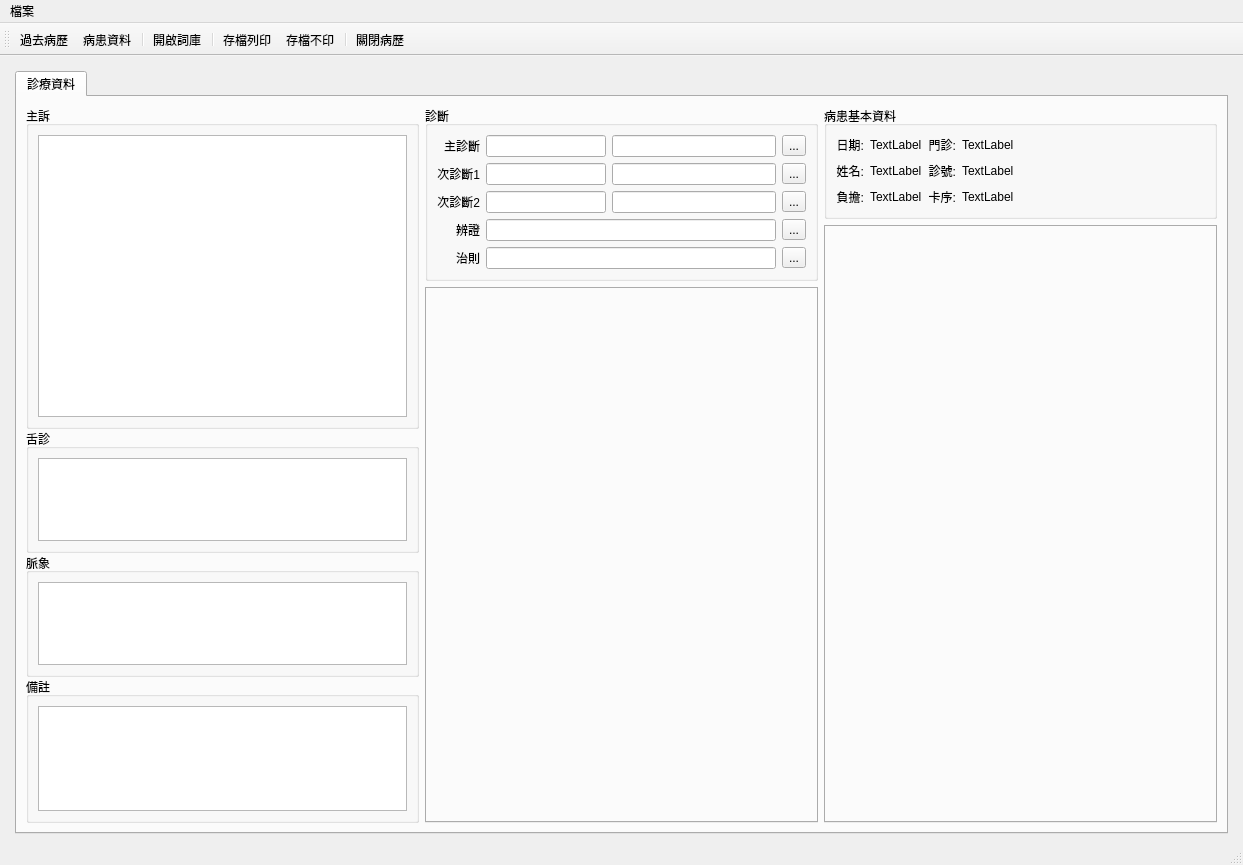
Before: the Qt Designer form ui/medical_record.ui in picacat/pyMedical, drawn with Qt 5.
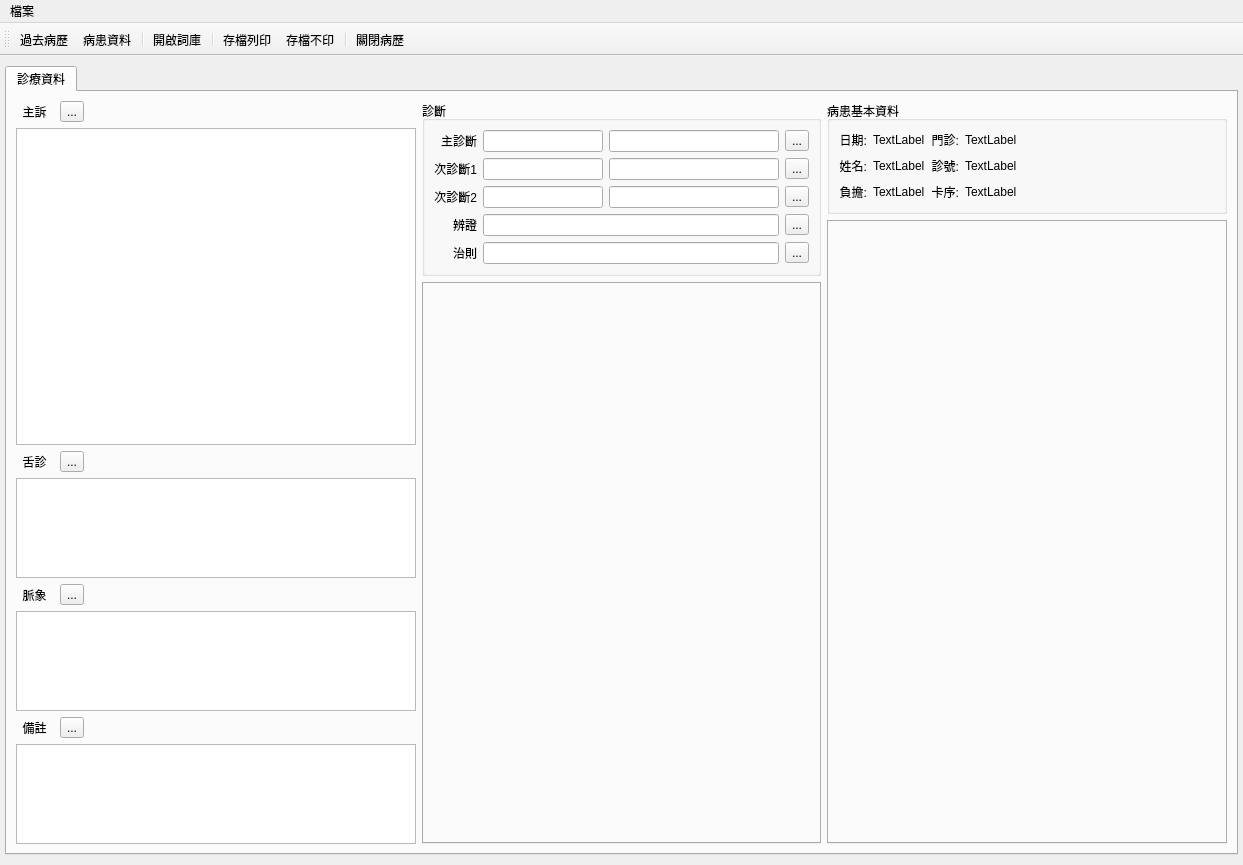
After: the same form once the commit is applied. Icons and pictures are not drawn.

Diff of the .ui file:
```diff
--- a/ui/medical_record.ui
+++ b/ui/medical_record.ui
@@ -14,19 +14,20 @@
    <string>病歷內容</string>
   </property>
   <widget class="QWidget" name="centralwidget">
-   <layout class="QVBoxLayout" name="verticalLayout_13">
-    <item>
-     <layout class="QGridLayout" name="gridLayout">
+   <layout class="QVBoxLayout" name="verticalLayout_5">
       <property name="leftMargin">
-       <number>6</number>
+     <number>5</number>
       </property>
       <property name="topMargin">
-       <number>6</number>
+     <number>10</number>
       </property>
       <property name="rightMargin">
-       <number>6</number>
-      </property>
-      <item row="0" column="0">
+     <number>5</number>
+    </property>
+    <property name="bottomMargin">
+     <number>10</number>
+    </property>
+    <item>
        <widget class="QTabWidget" name="tabWidget_medical">
         <property name="currentIndex">
          <number>0</number>
@@ -39,41 +40,42 @@
           <item>
            <layout class="QHBoxLayout" name="horizontalLayout_2">
             <item>
-             <widget class="QFrame" name="verticalFrame_diagnostic">
-              <property name="sizePolicy">
-               <sizepolicy hsizetype="Expanding" vsizetype="Preferred">
-                <horstretch>0</horstretch>
-                <verstretch>0</verstretch>
-               </sizepolicy>
-              </property>
-              <layout class="QVBoxLayout" name="verticalLayout_2">
-               <property name="spacing">
-                <number>0</number>
-               </property>
-               <property name="leftMargin">
-                <number>0</number>
-               </property>
-               <property name="topMargin">
-                <number>0</number>
-               </property>
-               <property name="rightMargin">
-                <number>0</number>
-               </property>
-               <property name="bottomMargin">
-                <number>0</number>
-               </property>
+           <layout class="QVBoxLayout" name="verticalLayout_8">
+            <item>
+             <layout class="QHBoxLayout" name="horizontalLayout_6">
+              <item>
+               <widget class="QLabel" name="label_8">
+                <property name="text">
+                 <string>  主訴  </string>
+                </property>
+               </widget>
+              </item>
+              <item>
+               <widget class="QToolButton" name="toolButton_symptom">
+                <property name="text">
+                 <string>...</string>
+                </property>
+                <property name="icon">
+                 <iconset>
+                  <normaloff>../icons/help-contents.svg</normaloff>../icons/help-contents.svg</iconset>
+                </property>
+               </widget>
+              </item>
                <item>
-                <widget class="QGroupBox" name="groupBox_symptom">
-                 <property name="title">
-                  <string>主訴</string>
-                 </property>
-                 <property name="checkable">
-                  <bool>false</bool>
-                 </property>
-                 <property name="checked">
-                  <bool>false</bool>
-                 </property>
-                 <layout class="QHBoxLayout" name="horizontalLayout_3">
+               <spacer name="horizontalSpacer_2">
+                <property name="orientation">
+                 <enum>Qt::Horizontal</enum>
+                </property>
+                <property name="sizeHint" stdset="0">
+                 <size>
+                  <width>40</width>
+                  <height>20</height>
+                 </size>
+                </property>
+               </spacer>
+              </item>
+             </layout>
+            </item>
                   <item>
                    <widget class="QTextEdit" name="textEdit_symptom">
                     <property name="autoFillBackground">
@@ -81,104 +83,203 @@
                     </property>
                    </widget>
                   </item>
-                 </layout>
+            <item>
+             <layout class="QHBoxLayout" name="horizontalLayout_3">
+              <item>
+               <widget class="QLabel" name="label_10">
+                <property name="text">
+                 <string>  舌診  </string>
+                </property>
                 </widget>
                </item>
                <item>
-                <widget class="QGroupBox" name="groupBox_tongue">
-                 <property name="maximumSize">
-                  <size>
-                   <width>16777215</width>
-                   <height>124</height>
-                  </size>
-                 </property>
-                 <property name="title">
-                  <string>舌診</string>
-                 </property>
-                 <layout class="QVBoxLayout" name="verticalLayout_8">
+               <widget class="QToolButton" name="toolButton_tongue">
+                <property name="text">
+                 <string>...</string>
+                </property>
+                <property name="icon">
+                 <iconset>
+                  <normaloff>../icons/help-contents.svg</normaloff>../icons/help-contents.svg</iconset>
+                </property>
+               </widget>
+              </item>
                   <item>
-                   <widget class="QTextEdit" name="textEdit_tongue"/>
-                  </item>
-                 </layout>
-                </widget>
+               <spacer name="horizontalSpacer_5">
+                <property name="orientation">
+                 <enum>Qt::Horizontal</enum>
+                </property>
+                <property name="sizeHint" stdset="0">
+                 <size>
+                  <width>40</width>
+                  <height>20</height>
+                 </size>
+                </property>
+               </spacer>
+              </item>
+             </layout>
                </item>
                <item>
-                <widget class="QGroupBox" name="groupBox_pulse">
+             <widget class="QTextEdit" name="textEdit_tongue">
                  <property name="maximumSize">
                   <size>
                    <width>16777215</width>
-                   <height>124</height>
-                  </size>
-                 </property>
-                 <property name="title">
-                  <string>脈象</string>
-                 </property>
-                 <layout class="QVBoxLayout" name="verticalLayout_9">
+                <height>100</height>
+               </size>
+              </property>
+             </widget>
+            </item>
+            <item>
+             <layout class="QHBoxLayout" name="horizontalLayout_4">
+              <item>
+               <widget class="QLabel" name="label_13">
+                <property name="text">
+                 <string>  脈象  </string>
+                </property>
+               </widget>
+              </item>
                   <item>
-                   <widget class="QTextEdit" name="textEdit_pulse"/>
-                  </item>
-                 </layout>
-                </widget>
+               <widget class="QToolButton" name="toolButton_pulse">
+                <property name="text">
+                 <string>...</string>
+                </property>
+                <property name="icon">
+                 <iconset>
+                  <normaloff>../icons/help-contents.svg</normaloff>../icons/help-contents.svg</iconset>
+                </property>
+               </widget>
+              </item>
+              <item>
+               <spacer name="horizontalSpacer_6">
+                <property name="orientation">
+                 <enum>Qt::Horizontal</enum>
+                </property>
+                <property name="sizeHint" stdset="0">
+                 <size>
+                  <width>40</width>
+                  <height>20</height>
+                 </size>
+                </property>
+               </spacer>
+              </item>
+             </layout>
                </item>
                <item>
-                <widget class="QGroupBox" name="groupBox_remark">
+             <widget class="QTextEdit" name="textEdit_pulse">
                  <property name="maximumSize">
                   <size>
                    <width>16777215</width>
-                   <height>146</height>
-                  </size>
-                 </property>
-                 <property name="title">
-                  <string>備註</string>
-                 </property>
-                 <layout class="QVBoxLayout" name="verticalLayout_10">
-                  <item>
-                   <widget class="QTextEdit" name="textEdit_remark"/>
-                  </item>
-                 </layout>
-                </widget>
-               </item>
-              </layout>
+                <height>100</height>
+               </size>
+              </property>
+             </widget>
+            </item>
+            <item>
+             <layout class="QHBoxLayout" name="horizontalLayout_5">
+              <item>
+               <widget class="QLabel" name="label_14">
+                <property name="text">
+                 <string>  備註  </string>
+                </property>
+               </widget>
+              </item>
+              <item>
+               <widget class="QToolButton" name="toolButton_remark">
+                <property name="text">
+                 <string>...</string>
+                </property>
+                <property name="icon">
+                 <iconset>
+                  <normaloff>../icons/help-contents.svg</normaloff>../icons/help-contents.svg</iconset>
+                </property>
              </widget>
             </item>
             <item>
-             <widget class="QFrame" name="verticalFrame_prescript">
-              <property name="sizePolicy">
-               <sizepolicy hsizetype="Expanding" vsizetype="Preferred">
-                <horstretch>0</horstretch>
-                <verstretch>0</verstretch>
-               </sizepolicy>
-              </property>
+               <spacer name="horizontalSpacer_7">
+                <property name="orientation">
+                 <enum>Qt::Horizontal</enum>
+                </property>
+                <property name="sizeHint" stdset="0">
+                 <size>
+                  <width>40</width>
+                  <height>20</height>
+                 </size>
+                </property>
+               </spacer>
+              </item>
+             </layout>
+            </item>
+            <item>
+             <widget class="QTextEdit" name="textEdit_remark">
               <property name="maximumSize">
                <size>
-                <width>630</width>
-                <height>16777215</height>
+                <width>16777215</width>
+                <height>100</height>
                </size>
               </property>
-              <layout class="QVBoxLayout" name="verticalLayout_11">
-               <property name="spacing">
-                <number>6</number>
-               </property>
-               <property name="leftMargin">
-                <number>0</number>
-               </property>
-               <property name="topMargin">
-                <number>0</number>
-               </property>
-               <property name="rightMargin">
-                <number>0</number>
-               </property>
-               <property name="bottomMargin">
-                <number>0</number>
-               </property>
+             </widget>
+            </item>
+           </layout>
+          </item>
+          <item>
+           <layout class="QVBoxLayout" name="verticalLayout_2">
                <item>
                 <widget class="QGroupBox" name="groupBox_diagnostic">
                  <property name="title">
                   <string>診斷</string>
                  </property>
-                 <layout class="QVBoxLayout" name="verticalLayout_7">
-                  <item>
-                   <layout class="QGridLayout" name="gridLayout_2" columnstretch="0,0,0,0">
+              <layout class="QGridLayout" name="gridLayout">
+               <property name="leftMargin">
+                <number>9</number>
+               </property>
+               <property name="topMargin">
+                <number>9</number>
+               </property>
+               <property name="rightMargin">
+                <number>9</number>
+               </property>
+               <property name="bottomMargin">
+                <number>9</number>
+               </property>
+               <item row="4" column="0">
+                <widget class="QLabel" name="label_5">
+                 <property name="text">
+                  <string>治則</string>
+                 </property>
+                 <property name="alignment">
+                  <set>Qt::AlignRight|Qt::AlignTrailing|Qt::AlignVCenter</set>
+                 </property>
+                </widget>
+               </item>
+               <item row="2" column="3">
+                <widget class="QToolButton" name="toolButton_disease3">
+                 <property name="text">
+                  <string>...</string>
+                 </property>
+                 <property name="icon">
+                  <iconset>
+                   <normaloff>../icons/help-contents.svg</normaloff>../icons/help-contents.svg</iconset>
+                 </property>
+                </widget>
+               </item>
+               <item row="0" column="1">
+                <widget class="QLineEdit" name="lineEdit_disease_code1">
+                 <property name="maximumSize">
+                  <size>
+                   <width>120</width>
+                   <height>16777215</height>
+                  </size>
+                 </property>
+                 <property name="text">
+                  <string/>
+                 </property>
+                 <property name="maxLength">
+                  <number>10</number>
+                 </property>
+                 <property name="clearButtonEnabled">
+                  <bool>true</bool>
+                 </property>
+                </widget>
+               </item>
                     <item row="0" column="0">
                      <widget class="QLabel" name="label">
                       <property name="frameShape">
@@ -198,16 +299,26 @@
                       </property>
                      </widget>
                     </item>
-                    <item row="4" column="0">
-                     <widget class="QLabel" name="label_5">
+               <item row="1" column="0">
+                <widget class="QLabel" name="label_2">
                       <property name="text">
-                       <string>治則</string>
+                  <string>次診斷1</string>
                       </property>
                       <property name="alignment">
                        <set>Qt::AlignRight|Qt::AlignTrailing|Qt::AlignVCenter</set>
                       </property>
                      </widget>
                     </item>
+               <item row="0" column="2">
+                <widget class="QLineEdit" name="lineEdit_disease_name1">
+                 <property name="focusPolicy">
+                  <enum>Qt::NoFocus</enum>
+                 </property>
+                 <property name="readOnly">
+                  <bool>true</bool>
+                 </property>
+                </widget>
+               </item>
                     <item row="3" column="0">
                      <widget class="QLabel" name="label_4">
                       <property name="text">
@@ -218,6 +329,17 @@
                       </property>
                      </widget>
                     </item>
+               <item row="1" column="3">
+                <widget class="QToolButton" name="toolButton_disease2">
+                 <property name="text">
+                  <string>...</string>
+                 </property>
+                 <property name="icon">
+                  <iconset>
+                   <normaloff>../icons/help-contents.svg</normaloff>../icons/help-contents.svg</iconset>
+                 </property>
+                </widget>
+               </item>
                     <item row="2" column="1">
                      <widget class="QLineEdit" name="lineEdit_disease_code3">
                       <property name="maximumSize">
@@ -234,26 +356,6 @@
                       </property>
                      </widget>
                     </item>
-                    <item row="1" column="0">
-                     <widget class="QLabel" name="label_2">
-                      <property name="text">
-                       <string>次診斷1</string>
-                      </property>
-                      <property name="alignment">
-                       <set>Qt::AlignRight|Qt::AlignTrailing|Qt::AlignVCenter</set>
-                      </property>
-                     </widget>
-                    </item>
-                    <item row="2" column="0">
-                     <widget class="QLabel" name="label_3">
-                      <property name="text">
-                       <string>次診斷2</string>
-                      </property>
-                      <property name="alignment">
-                       <set>Qt::AlignRight|Qt::AlignTrailing|Qt::AlignVCenter</set>
-                      </property>
-                     </widget>
-                    </item>
                     <item row="1" column="1">
                      <widget class="QLineEdit" name="lineEdit_disease_code2">
                       <property name="maximumSize">
@@ -270,42 +372,24 @@
                       </property>
                      </widget>
                     </item>
-                    <item row="0" column="1">
-                     <widget class="QLineEdit" name="lineEdit_disease_code1">
-                      <property name="maximumSize">
-                       <size>
-                        <width>120</width>
-                        <height>16777215</height>
-                       </size>
-                      </property>
+               <item row="2" column="2">
+                <widget class="QLineEdit" name="lineEdit_disease_name3">
+                 <property name="focusPolicy">
+                  <enum>Qt::NoFocus</enum>
+                 </property>
+                 <property name="readOnly">
+                  <bool>true</bool>
+                 </property>
+                </widget>
+               </item>
+               <item row="4" column="3">
+                <widget class="QToolButton" name="toolButton_cure">
                       <property name="text">
-                       <string/>
-                      </property>
-                      <property name="maxLength">
-                       <number>10</number>
-                      </property>
-                      <property name="clearButtonEnabled">
-                       <bool>true</bool>
-                      </property>
-                     </widget>
-                    </item>
-                    <item row="1" column="2">
-                     <widget class="QLineEdit" name="lineEdit_disease_name2">
-                      <property name="focusPolicy">
-                       <enum>Qt::NoFocus</enum>
-                      </property>
-                      <property name="readOnly">
-                       <bool>true</bool>
-                      </property>
-                     </widget>
-                    </item>
-                    <item row="0" column="2">
-                     <widget class="QLineEdit" name="lineEdit_disease_name1">
-                      <property name="focusPolicy">
-                       <enum>Qt::NoFocus</enum>
-                      </property>
-                      <property name="readOnly">
-                       <bool>true</bool>
+                  <string>...</string>
+                 </property>
+                 <property name="icon">
+                  <iconset>
+                   <normaloff>../icons/help-hint.svg</normaloff>../icons/help-hint.svg</iconset>
                       </property>
                      </widget>
                     </item>
@@ -316,20 +400,13 @@
                       </property>
                      </widget>
                     </item>
-                    <item row="2" column="2">
-                     <widget class="QLineEdit" name="lineEdit_disease_name3">
-                      <property name="focusPolicy">
-                       <enum>Qt::NoFocus</enum>
-                      </property>
-                      <property name="readOnly">
-                       <bool>true</bool>
-                      </property>
-                     </widget>
-                    </item>
-                    <item row="4" column="1" colspan="2">
-                     <widget class="QLineEdit" name="lineEdit_cure">
-                      <property name="clearButtonEnabled">
-                       <bool>true</bool>
+               <item row="2" column="0">
+                <widget class="QLabel" name="label_3">
+                 <property name="text">
+                  <string>次診斷2</string>
+                 </property>
+                 <property name="alignment">
+                  <set>Qt::AlignRight|Qt::AlignTrailing|Qt::AlignVCenter</set>
                       </property>
                      </widget>
                     </item>
@@ -344,25 +421,13 @@
                       </property>
                      </widget>
                     </item>
-                    <item row="1" column="3">
-                     <widget class="QToolButton" name="toolButton_disease2">
-                      <property name="text">
-                       <string>...</string>
-                      </property>
-                      <property name="icon">
-                       <iconset>
-                        <normaloff>../icons/help-contents.svg</normaloff>../icons/help-contents.svg</iconset>
-                      </property>
-                     </widget>
-                    </item>
-                    <item row="2" column="3">
-                     <widget class="QToolButton" name="toolButton_disease3">
-                      <property name="text">
-                       <string>...</string>
-                      </property>
-                      <property name="icon">
-                       <iconset>
-                        <normaloff>../icons/help-contents.svg</normaloff>../icons/help-contents.svg</iconset>
+               <item row="1" column="2">
+                <widget class="QLineEdit" name="lineEdit_disease_name2">
+                 <property name="focusPolicy">
+                  <enum>Qt::NoFocus</enum>
+                 </property>
+                 <property name="readOnly">
+                  <bool>true</bool>
                       </property>
                      </widget>
                     </item>
@@ -377,18 +442,12 @@
                       </property>
                      </widget>
                     </item>
-                    <item row="4" column="3">
-                     <widget class="QToolButton" name="toolButton_cure">
-                      <property name="text">
-                       <string>...</string>
-                      </property>
-                      <property name="icon">
-                       <iconset>
-                        <normaloff>../icons/help-hint.svg</normaloff>../icons/help-hint.svg</iconset>
-                      </property>
-                     </widget>
-                    </item>
-                   </layout>
+               <item row="4" column="1" colspan="2">
+                <widget class="QLineEdit" name="lineEdit_cure">
+                 <property name="clearButtonEnabled">
+                  <bool>true</bool>
+                 </property>
+                </widget>
                   </item>
                  </layout>
                 </widget>
@@ -410,7 +469,6 @@
                 </widget>
                </item>
               </layout>
-             </widget>
             </item>
             <item>
              <widget class="QFrame" name="verticalFrame_past_history">
@@ -441,9 +499,28 @@
                  <property name="title">
                   <string>病患基本資料</string>
                  </property>
-                 <layout class="QVBoxLayout" name="verticalLayout_3">
-                  <item>
-                   <layout class="QGridLayout" name="gridLayout_3">
+               <layout class="QGridLayout" name="gridLayout_2">
+                <item row="0" column="1">
+                 <widget class="QLabel" name="label_case_date">
+                  <property name="text">
+                   <string>TextLabel</string>
+                  </property>
+                 </widget>
+                </item>
+                <item row="1" column="1">
+                 <widget class="QLabel" name="label_patient_name">
+                  <property name="text">
+                   <string>TextLabel</string>
+                  </property>
+                 </widget>
+                </item>
+                <item row="1" column="3">
+                 <widget class="QLabel" name="label_regist_no">
+                  <property name="text">
+                   <string>TextLabel</string>
+                  </property>
+                 </widget>
+                </item>
                     <item row="0" column="2">
                      <widget class="QLabel" name="label_15">
                       <property name="font">
@@ -460,58 +537,31 @@
                       </property>
                      </widget>
                     </item>
-                    <item row="1" column="0">
-                     <widget class="QLabel" name="label_6">
-                      <property name="font">
-                       <font>
-                        <weight>50</weight>
-                        <bold>false</bold>
-                       </font>
-                      </property>
-                      <property name="text">
-                       <string>姓名:</string>
-                      </property>
-                      <property name="alignment">
-                       <set>Qt::AlignRight|Qt::AlignTrailing|Qt::AlignVCenter</set>
-                      </property>
-                     </widget>
-                    </item>
-                    <item row="1" column="1">
-                     <widget class="QLabel" name="label_patient_name">
-                      <property name="text">
-                       <string>TextLabel</string>
-                      </property>
-                     </widget>
-                    </item>
-                    <item row="0" column="0">
-                     <widget class="QLabel" name="label_7">
-                      <property name="font">
-                       <font>
-                        <weight>50</weight>
-                        <bold>false</bold>
-                       </font>
-                      </property>
-                      <property name="text">
-                       <string>日期:</string>
-                      </property>
-                      <property name="alignment">
-                       <set>Qt::AlignRight|Qt::AlignTrailing|Qt::AlignVCenter</set>
-                      </property>
-                     </widget>
-                    </item>
-                    <item row="0" column="1">
-                     <widget class="QLabel" name="label_case_date">
-                      <property name="text">
-                       <string>TextLabel</string>
-                      </property>
-                     </widget>
-                    </item>
-                    <item row="0" column="3">
-                     <widget class="QLabel" name="label_ins_type">
-                      <property name="text">
-                       <string>TextLabel</string>
-                      </property>
-                     </widget>
+                <item row="1" column="4">
+                 <spacer name="horizontalSpacer_3">
+                  <property name="orientation">
+                   <enum>Qt::Horizontal</enum>
+                  </property>
+                  <property name="sizeHint" stdset="0">
+                   <size>
+                    <width>40</width>
+                    <height>20</height>
+                   </size>
+                  </property>
+                 </spacer>
+                </item>
+                <item row="2" column="4">
+                 <spacer name="horizontalSpacer_4">
+                  <property name="orientation">
+                   <enum>Qt::Horizontal</enum>
+                  </property>
+                  <property name="sizeHint" stdset="0">
+                   <size>
+                    <width>40</width>
+                    <height>20</height>
+                   </size>
+                  </property>
+                 </spacer>
                     </item>
                     <item row="1" column="2">
                      <widget class="QLabel" name="label_12">
@@ -529,43 +579,6 @@
                       </property>
                      </widget>
                     </item>
-                    <item row="1" column="3">
-                     <widget class="QLabel" name="label_regist_no">
-                      <property name="text">
-                       <string>TextLabel</string>
-                      </property>
-                     </widget>
-                    </item>
-                    <item row="2" column="2">
-                     <widget class="QLabel" name="label_11">
-                      <property name="font">
-                       <font>
-                        <weight>50</weight>
-                        <bold>false</bold>
-                       </font>
-                      </property>
-                      <property name="text">
-                       <string>卡序:</string>
-                      </property>
-                      <property name="alignment">
-                       <set>Qt::AlignRight|Qt::AlignTrailing|Qt::AlignVCenter</set>
-                      </property>
-                     </widget>
-                    </item>
-                    <item row="2" column="3">
-                     <widget class="QLabel" name="label_card">
-                      <property name="text">
-                       <string>TextLabel</string>
-                      </property>
-                     </widget>
-                    </item>
-                    <item row="2" column="1">
-                     <widget class="QLabel" name="label_share_type">
-                      <property name="text">
-                       <string>TextLabel</string>
-                      </property>
-                     </widget>
-                    </item>
                     <item row="2" column="0">
                      <widget class="QLabel" name="label_9">
                       <property name="font">
@@ -595,33 +608,74 @@
                       </property>
                      </spacer>
                     </item>
-                    <item row="1" column="4">
-                     <spacer name="horizontalSpacer_3">
-                      <property name="orientation">
-                       <enum>Qt::Horizontal</enum>
-                      </property>
-                      <property name="sizeHint" stdset="0">
-                       <size>
-                        <width>40</width>
-                        <height>20</height>
-                       </size>
-                      </property>
-                     </spacer>
-                    </item>
-                    <item row="2" column="4">
-                     <spacer name="horizontalSpacer_4">
-                      <property name="orientation">
-                       <enum>Qt::Horizontal</enum>
-                      </property>
-                      <property name="sizeHint" stdset="0">
-                       <size>
-                        <width>40</width>
-                        <height>20</height>
-                       </size>
-                      </property>
-                     </spacer>
-                    </item>
-                   </layout>
+                <item row="2" column="3">
+                 <widget class="QLabel" name="label_card">
+                  <property name="text">
+                   <string>TextLabel</string>
+                  </property>
+                 </widget>
+                </item>
+                <item row="2" column="2">
+                 <widget class="QLabel" name="label_11">
+                  <property name="font">
+                   <font>
+                    <weight>50</weight>
+                    <bold>false</bold>
+                   </font>
+                  </property>
+                  <property name="text">
+                   <string>卡序:</string>
+                  </property>
+                  <property name="alignment">
+                   <set>Qt::AlignRight|Qt::AlignTrailing|Qt::AlignVCenter</set>
+                  </property>
+                 </widget>
+                </item>
+                <item row="0" column="3">
+                 <widget class="QLabel" name="label_ins_type">
+                  <property name="text">
+                   <string>TextLabel</string>
+                  </property>
+                 </widget>
+                </item>
+                <item row="2" column="1">
+                 <widget class="QLabel" name="label_share_type">
+                  <property name="text">
+                   <string>TextLabel</string>
+                  </property>
+                 </widget>
+                </item>
+                <item row="0" column="0">
+                 <widget class="QLabel" name="label_7">
+                  <property name="font">
+                   <font>
+                    <weight>50</weight>
+                    <bold>false</bold>
+                   </font>
+                  </property>
+                  <property name="text">
+                   <string>日期:</string>
+                  </property>
+                  <property name="alignment">
+                   <set>Qt::AlignRight|Qt::AlignTrailing|Qt::AlignVCenter</set>
+                  </property>
+                 </widget>
+                </item>
+                <item row="1" column="0">
+                 <widget class="QLabel" name="label_6">
+                  <property name="font">
+                   <font>
+                    <weight>50</weight>
+                    <bold>false</bold>
+                   </font>
+                  </property>
+                  <property name="text">
+                   <string>姓名:</string>
+                  </property>
+                  <property name="alignment">
+                   <set>Qt::AlignRight|Qt::AlignTrailing|Qt::AlignVCenter</set>
+                  </property>
+                 </widget>
                   </item>
                  </layout>
                 </widget>
@@ -643,10 +697,7 @@
        </widget>
       </item>
      </layout>
-    </item>
-   </layout>
   </widget>
-  <widget class="QStatusBar" name="statusbar"/>
   <widget class="QToolBar" name="toolBar">
    <property name="windowTitle">
     <string>toolBar</string>
```
Left out of the diff: 4 changed lines with no effect on the pictures. Lines whose indentation alone changed are shown as unchanged.
